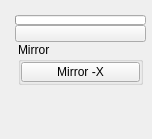
Qt form ui/level_3/mirror.ui (m3trik/Scripts_portable) before a commit.
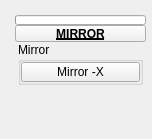
The same form after that commit. Custom widgets are drawn as their Qt base class.

Diff of the .ui file:
```diff
--- a/ui/level_3/mirror.ui
+++ b/ui/level_3/mirror.ui
@@ -158,8 +158,15 @@
          <height>17</height>
         </size>
        </property>
+       <property name="font">
+        <font>
+         <weight>75</weight>
+         <bold>true</bold>
+         <underline>true</underline>
+        </font>
+       </property>
        <property name="text">
-        <string/>
+        <string>MIRROR</string>
        </property>
        <property name="checkable">
         <bool>true</bool>
@@ -199,6 +206,11 @@
   </widget>
  </widget>
  <customwidgets>
+  <customwidget>
+   <class>TkToolButton</class>
+   <extends>QToolButton</extends>
+   <header>widgets.tktoolbutton.h</header>
+  </customwidget>
   <customwidget>
    <class>TkPushButton_Draggable</class>
    <extends>QPushButton</extends>
@@ -209,11 +221,6 @@
    <extends>QProgressBar</extends>
    <header>widgets.tkprogressbar.h</header>
   </customwidget>
-  <customwidget>
-   <class>TkToolButton</class>
-   <extends>QToolButton</extends>
-   <header>widgets.tktoolbutton.h</header>
-  </customwidget>
  </customwidgets>
  <resources/>
  <connections/>
```
